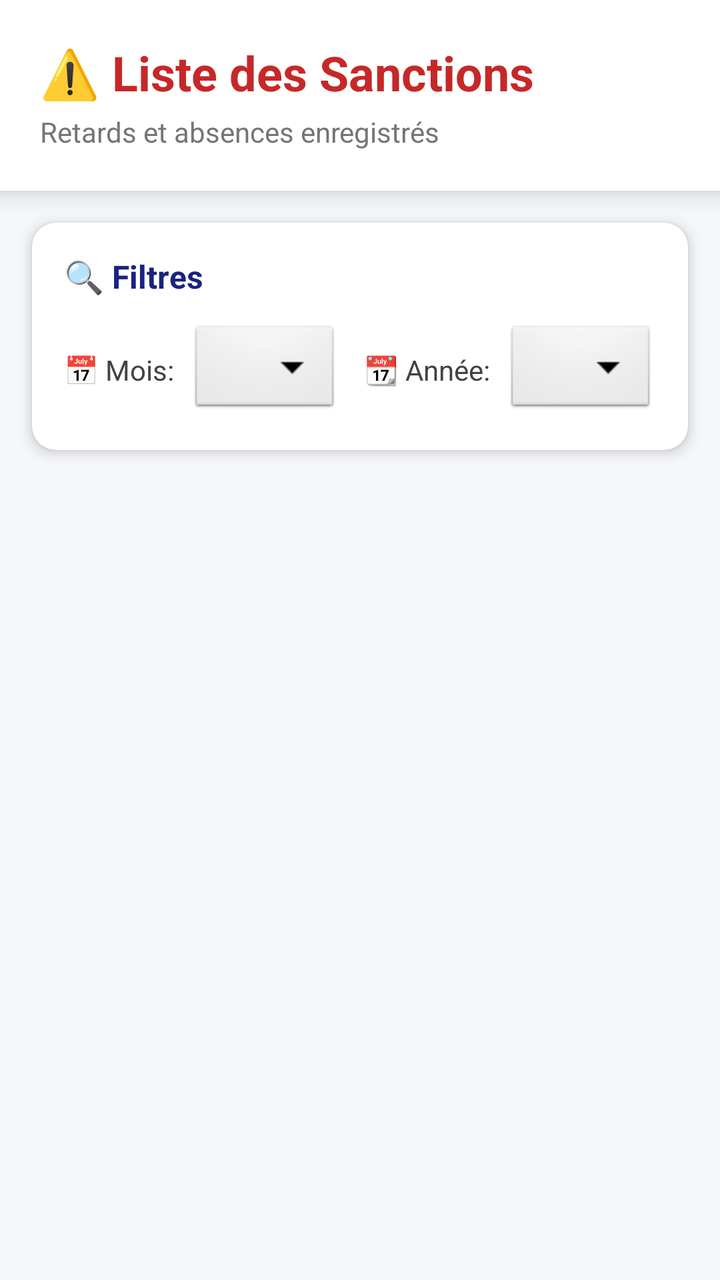
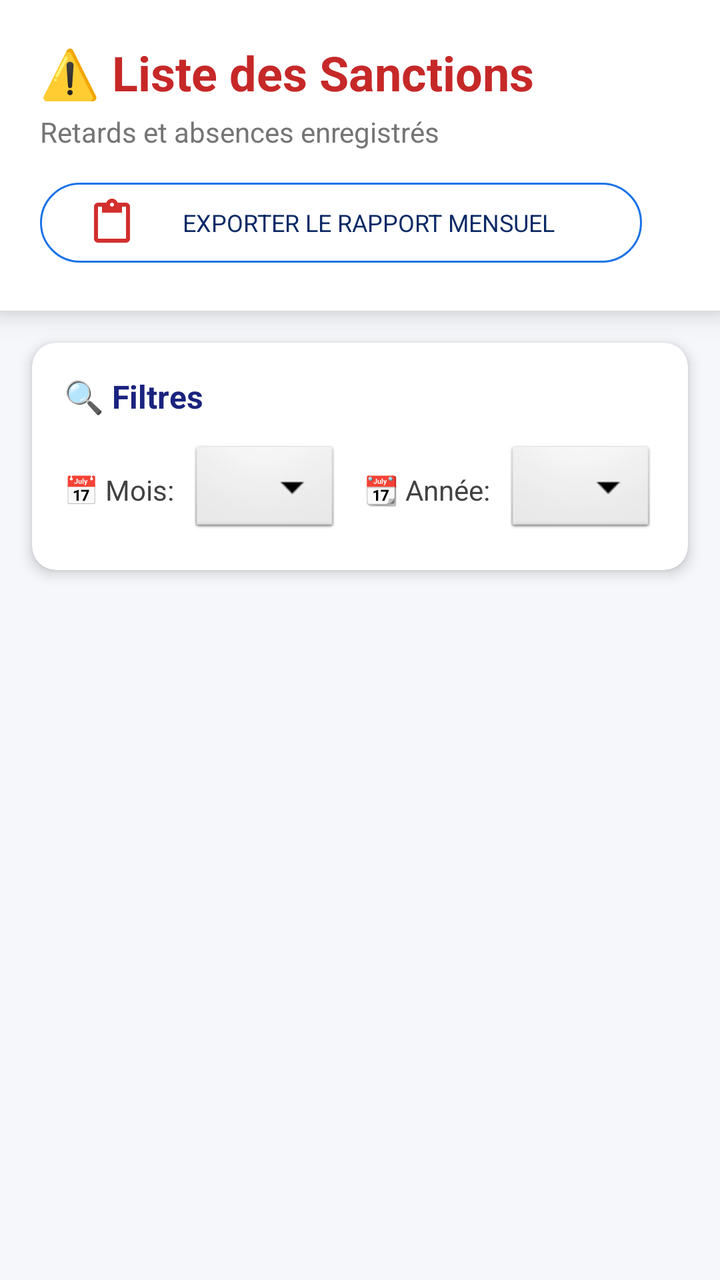

Screens rendered from an Android XML layout before and after an edit, with the pre-edit source and the edit as a unified diff.
<!-- AndroidManifest.xml: application theme Theme.POINTAGE -->
<!-- res/layout/fragment_sanction.xml -->
<?xml version="1.0" encoding="utf-8"?>
<androidx.constraintlayout.widget.ConstraintLayout xmlns:android="http://schemas.android.com/apk/res/android"
    xmlns:app="http://schemas.android.com/apk/res-auto"
    xmlns:tools="http://schemas.android.com/tools"
    android:layout_width="match_parent"
    android:layout_height="match_parent"
    android:background="#F5F7FA"
    tools:context=".ui.sanction.SanctionFragment">

    
    <androidx.cardview.widget.CardView
        android:id="@+id/header_card"
        android:layout_width="0dp"
        android:layout_height="wrap_content"
        app:cardCornerRadius="0dp"
        app:cardElevation="8dp"
        android:backgroundTint="@android:color/white"
        app:layout_constraintEnd_toEndOf="parent"
        app:layout_constraintStart_toStartOf="parent"
        app:layout_constraintTop_toTopOf="parent">
        
        <LinearLayout
            android:layout_width="match_parent"
            android:layout_height="wrap_content"
            android:orientation="vertical"
            android:padding="20dp">
            
            <TextView
                android:id="@+id/text_historique"
                android:layout_width="wrap_content"
                android:layout_height="wrap_content"
                android:text="⚠️ Liste des Sanctions"
                android:textSize="24sp"
                android:textStyle="bold"
                android:textColor="#C62828" />
            
            <TextView
                android:layout_width="wrap_content"
                android:layout_height="wrap_content"
                android:text="Retards et absences enregistrés"
                android:textSize="14sp"
                android:textColor="#757575"
                android:layout_marginTop="4dp" />
        </LinearLayout>
    </androidx.cardview.widget.CardView>

    
    <androidx.cardview.widget.CardView
        android:id="@+id/filter_card"
        android:layout_width="0dp"
        android:layout_height="wrap_content"
        android:layout_marginStart="16dp"
        android:layout_marginEnd="16dp"
        android:layout_marginTop="16dp"
        app:cardCornerRadius="12dp"
        app:cardElevation="4dp"
        android:backgroundTint="@android:color/white"
        app:layout_constraintTop_toBottomOf="@id/header_card"
        app:layout_constraintStart_toStartOf="parent"
        app:layout_constraintEnd_toEndOf="parent">

        <LinearLayout
            android:id="@+id/filter_layout"
            android:layout_width="match_parent"
            android:layout_height="wrap_content"
            android:orientation="vertical"
            android:padding="16dp">

            <TextView
                android:layout_width="wrap_content"
                android:layout_height="wrap_content"
                android:text="🔍 Filtres"
                android:textSize="16sp"
                android:textStyle="bold"
                android:textColor="#1A237E"
                android:layout_marginBottom="12dp" />

            <LinearLayout
                android:layout_width="match_parent"
                android:layout_height="wrap_content"
                android:orientation="horizontal"
                android:gravity="center_vertical">

                <TextView
                    android:layout_width="wrap_content"
                    android:layout_height="wrap_content"
                    android:text="📅 Mois:"
                    android:textSize="14sp"
                    android:textColor="#424242"
                    android:layout_marginEnd="8dp" />

                <Spinner
                    android:id="@+id/spinner_month"
                    android:layout_width="0dp"
                    android:layout_height="48dp"
                    android:layout_weight="1"
                    android:layout_marginEnd="12dp"
                    android:background="@android:drawable/btn_dropdown"
                    android:padding="8dp" />

                <TextView
                    android:layout_width="wrap_content"
                    android:layout_height="wrap_content"
                    android:text="📆 Année:"
                    android:textSize="14sp"
                    android:textColor="#424242"
                    android:layout_marginEnd="8dp" />

                <Spinner
                    android:id="@+id/spinner_year"
                    android:layout_width="0dp"
                    android:layout_height="48dp"
                    android:layout_weight="1"
                    android:background="@android:drawable/btn_dropdown"
                    android:padding="8dp" />

            </LinearLayout>

        </LinearLayout>
    </androidx.cardview.widget.CardView>

    <androidx.recyclerview.widget.RecyclerView
        android:id="@+id/recyclerView_sanction"
        android:layout_width="0dp"
        android:layout_height="0dp"
        android:layout_marginTop="12dp"
        android:clipToPadding="false"
        android:paddingTop="4dp"
        android:paddingBottom="8dp"
        app:layout_constraintTop_toBottomOf="@id/filter_card"
        app:layout_constraintBottom_toBottomOf="parent"
        app:layout_constraintStart_toStartOf="parent"
        app:layout_constraintEnd_toEndOf="parent"
        tools:listitem="@layout/item_sanction" />

</androidx.constraintlayout.widget.ConstraintLayout>
<!-- res/layout/item_sanction.xml (included above) -->
<?xml version="1.0" encoding="utf-8"?>
<androidx.cardview.widget.CardView xmlns:android="http://schemas.android.com/apk/res/android"
    xmlns:app="http://schemas.android.com/apk/res-auto"
    android:layout_width="match_parent"
    android:layout_height="wrap_content"
    android:layout_marginStart="12dp"
    android:layout_marginEnd="12dp"
    android:layout_marginTop="6dp"
    android:layout_marginBottom="6dp"
    app:cardCornerRadius="12dp"
    app:cardElevation="4dp"
    android:backgroundTint="@android:color/white">

    <LinearLayout
        android:layout_width="match_parent"
        android:layout_height="wrap_content"
        android:orientation="horizontal"
        android:padding="16dp">

        
        <LinearLayout
            android:layout_width="56dp"
            android:layout_height="56dp"
            android:layout_gravity="center_vertical"
            android:layout_marginEnd="16dp"
            android:background="@android:drawable/dialog_holo_light_frame"
            android:gravity="center"
            android:orientation="vertical">
            
            <TextView
                android:layout_width="wrap_content"
                android:layout_height="wrap_content"
                android:text="⚠️"
                android:textSize="28sp" />
        </LinearLayout>

        
        <LinearLayout
            android:layout_width="0dp"
            android:layout_height="wrap_content"
            android:layout_weight="1"
            android:orientation="vertical">

            <TextView
                android:id="@+id/nom_surveillant_sanction"
                android:layout_width="wrap_content"
                android:layout_height="wrap_content"
                android:text="Nom du Surveillant"
                android:textSize="18sp"
                android:textStyle="bold"
                android:textColor="#1A237E" />

            <TextView
                android:id="@+id/mois_sanction"
                android:layout_width="wrap_content"
                android:layout_height="wrap_content"
                android:layout_marginTop="6dp"
                android:text="📅 Mois"
                android:textSize="14sp"
                android:textColor="#616161" />

            
            <LinearLayout
                android:layout_width="match_parent"
                android:layout_height="wrap_content"
                android:layout_marginTop="12dp"
                android:orientation="horizontal">

                
                <androidx.cardview.widget.CardView
                    android:layout_width="0dp"
                    android:layout_height="wrap_content"
                    android:layout_weight="1"
                    android:layout_marginEnd="8dp"
                    app:cardCornerRadius="8dp"
                    app:cardElevation="2dp"
                    android:backgroundTint="#FFF3E0">

                    <LinearLayout
                        android:layout_width="match_parent"
                        android:layout_height="wrap_content"
                        android:orientation="vertical"
                        android:padding="12dp"
                        android:gravity="center">

                        <TextView
                            android:layout_width="wrap_content"
                            android:layout_height="wrap_content"
                            android:text="⏰"
                            android:textSize="20sp" />

                        <TextView
                            android:id="@+id/retards_sanction"
                            android:layout_width="wrap_content"
                            android:layout_height="wrap_content"
                            android:layout_marginTop="4dp"
                            android:text="0"
                            android:textSize="20sp"
                            android:textStyle="bold"
                            android:textColor="#F57C00" />

                        <TextView
                            android:layout_width="wrap_content"
                            android:layout_height="wrap_content"
                            android:text="Retards"
                            android:textSize="11sp"
                            android:textColor="#757575" />

                    </LinearLayout>
                </androidx.cardview.widget.CardView>

                
                <androidx.cardview.widget.CardView
                    android:layout_width="0dp"
                    android:layout_height="wrap_content"
                    android:layout_weight="1"
                    android:layout_marginStart="8dp"
                    app:cardCornerRadius="8dp"
                    app:cardElevation="2dp"
                    android:backgroundTint="#FFEBEE">

                    <LinearLayout
                        android:layout_width="match_parent"
                        android:layout_height="wrap_content"
                        android:orientation="vertical"
                        android:padding="12dp"
                        android:gravity="center">

                        <TextView
                            android:layout_width="wrap_content"
                            android:layout_height="wrap_content"
                            android:text="❌"
                            android:textSize="20sp" />

                        <TextView
                            android:id="@+id/absences_sanction"
                            android:layout_width="wrap_content"
                            android:layout_height="wrap_content"
                            android:layout_marginTop="4dp"
                            android:text="0"
                            android:textSize="20sp"
                            android:textStyle="bold"
                            android:textColor="#D32F2F" />

                        <TextView
                            android:layout_width="wrap_content"
                            android:layout_height="wrap_content"
                            android:text="Absences"
                            android:textSize="11sp"
                            android:textColor="#757575" />

                    </LinearLayout>
                </androidx.cardview.widget.CardView>

            </LinearLayout>

        </LinearLayout>

    </LinearLayout>
</androidx.cardview.widget.CardView>
<!-- resources referenced by this layout -->
<resources>
  <style name="Theme.POINTAGE" parent="Theme.MaterialComponents.DayNight.DarkActionBar">
          
          <item name="colorPrimary">@color/purple_500</item>
          <item name="colorPrimaryVariant">@color/purple_700</item>
          <item name="colorOnPrimary">@color/white</item>
          
          <item name="colorSecondary">@color/teal_200</item>
          <item name="colorSecondaryVariant">@color/teal_700</item>
          <item name="colorOnSecondary">@color/black</item>
          
          <item name="android:statusBarColor">?attr/colorPrimaryVariant</item>
          
          <item name="android:windowBackground">@color/background_light</item>
          
      </style>
  <color name="purple_500">#FF6200EE</color>
  <color name="purple_700">#FF3700B3</color>
  <color name="white">#FFFFFFFF</color>
  <color name="teal_200">#FF03DAC5</color>
  <color name="teal_700">#FF018786</color>
  <color name="black">#FF000000</color>
  <color name="background_light">#F5F5F5</color>
</resources>

<!-- the commit's change to res/layout/fragment_sanction.xml (unified diff, before → after) -->
@@ -41,6 +41,20 @@
                 android:textSize="14sp"
                 android:textColor="#757575"
                 android:layout_marginTop="4dp" />
+
+            <com.google.android.material.button.MaterialButton
+                android:id="@+id/btn_export_pdf"
+                style="@style/Widget.Material3.Button.OutlinedButton"
+                android:layout_width="301dp"
+                android:layout_height="wrap_content"
+                android:layout_marginTop="12dp"
+                android:text="EXPORTER LE RAPPORT MENSUEL"
+                android:textColor="@color/primary_dark"
+                android:textSize="12sp"
+                app:icon="?attr/actionModePasteDrawable"
+                app:iconTint="#D32F2F"
+                app:strokeColor="#1A73E8"
+                app:strokeWidth="1dp" />
         </LinearLayout>
     </androidx.cardview.widget.CardView>
 
<!-- resource entries referenced after the edit -->
@@ -1,26 +1,46 @@
 <!-- resources referenced by this layout -->
 <resources>
-  <style name="Theme.POINTAGE" parent="Theme.MaterialComponents.DayNight.DarkActionBar">
+  <color name="primary_dark">#0C2A66</color>
+  <style name="Theme.POINTAGE" parent="Theme.MaterialComponents.DayNight">
           
-          <item name="colorPrimary">@color/purple_500</item>
-          <item name="colorPrimaryVariant">@color/purple_700</item>
-          <item name="colorOnPrimary">@color/white</item>
+          <item name="colorPrimary">@color/primary_color</item>
+          <item name="colorPrimaryVariant">@color/primary_dark</item>
+          <item name="colorOnPrimary">@color/text_on_primary</item>
           
-          <item name="colorSecondary">@color/teal_200</item>
-          <item name="colorSecondaryVariant">@color/teal_700</item>
-          <item name="colorOnSecondary">@color/black</item>
+          <item name="colorSecondary">@color/secondary_color</item>
+          <item name="colorSecondaryVariant">@color/secondary_light</item>
+          <item name="colorOnSecondary">@color/text_on_primary</item>
           
-          <item name="android:statusBarColor">?attr/colorPrimaryVariant</item>
+          <item name="colorTertiary">@color/tertiary_color</item>
+          
+          <item name="android:statusBarColor">?attr/colorPrimary</item>
+          <item name="android:windowLightStatusBar" tools:targetApi="m">false</item>
           
           <item name="android:windowBackground">@color/background_light</item>
           
+          <item name="materialButtonStyle">@style/Widget.MaterialComponents.Button</item>
+          <item name="textInputStyle">@style/Widget.MaterialComponents.TextInputLayout.OutlinedBox</item>
+          <item name="shapeAppearanceSmallComponent">@style/ShapeAppearance.App.SmallComponent</item>
+          <item name="shapeAppearanceMediumComponent">@style/ShapeAppearance.App.MediumComponent</item>
+          <item name="shapeAppearanceLargeComponent">@style/ShapeAppearance.App.LargeComponent</item>
       </style>
-  <color name="purple_500">#FF6200EE</color>
-  <color name="purple_700">#FF3700B3</color>
-  <color name="white">#FFFFFFFF</color>
-  <color name="teal_200">#FF03DAC5</color>
-  <color name="teal_700">#FF018786</color>
-  <color name="black">#FF000000</color>
-  <color name="background_light">#F5F5F5</color>
+  <color name="primary_color">#1E40AF</color>
+  <color name="text_on_primary">#FFFFFF</color>
+  <color name="secondary_color">#6366F1</color>
+  <color name="secondary_light">#E0E7FF</color>
+  <color name="tertiary_color">#1F2937</color>
+  <color name="background_light">#F9FAFB</color>
+  <style name="ShapeAppearance.App.SmallComponent" parent="ShapeAppearance.MaterialComponents.SmallComponent">
+          <item name="cornerFamily">rounded</item>
+          <item name="cornerSize">8dp</item>
+      </style>
+  <style name="ShapeAppearance.App.MediumComponent" parent="ShapeAppearance.MaterialComponents.MediumComponent">
+          <item name="cornerFamily">rounded</item>
+          <item name="cornerSize">12dp</item>
+      </style>
+  <style name="ShapeAppearance.App.LargeComponent" parent="ShapeAppearance.MaterialComponents.LargeComponent">
+          <item name="cornerFamily">rounded</item>
+          <item name="cornerSize">16dp</item>
+      </style>
 </resources>
 
